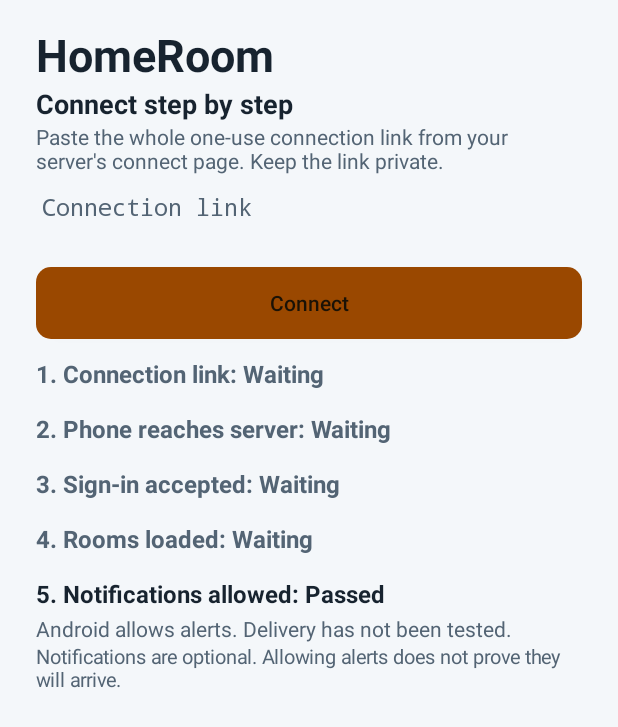
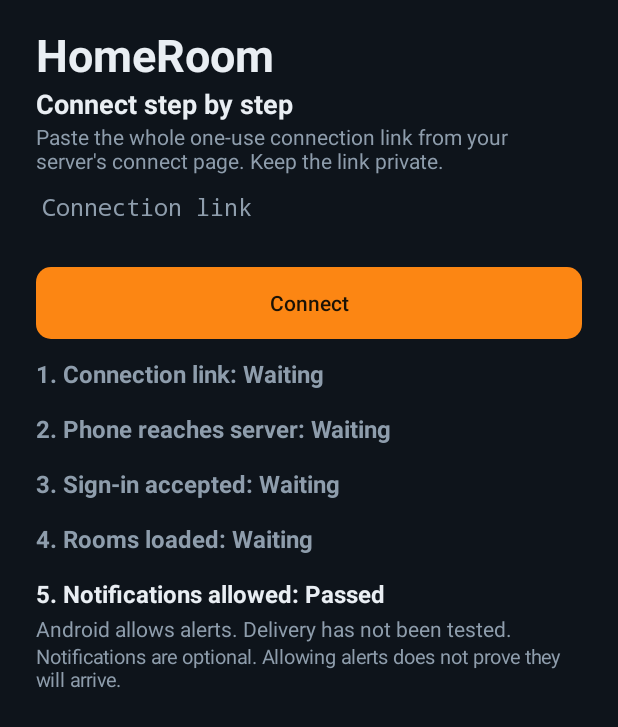
Before and after one commit to MtndaleRedneck/HomeRoom, an Android app: the screen it shows after launch (MainActivity), on a phone screen of 412 x 824 dp. Shown: the top 727 px of the screen. Run offline under Robolectric (Android 15) with nearby library versions, the phone set to English and light mode, and no system bars; pictures from the network do not load.

Commit message:
Modify theme handling for dark mode support
Updated theme application logic to support dark mode by default until light mode is qualified.

```diff
--- a/app/src/main/java/app/homeroom/MainActivity.kt
+++ b/app/src/main/java/app/homeroom/MainActivity.kt
@@ -48,7 +48,10 @@ class MainActivity : AppCompatActivity() {
 
     override fun onCreate(savedInstanceState: Bundle?) {
         // RECONSTRUCTED: release picks theme colors from the system night-mode flag.
-        C.light = (resources.configuration.uiMode and android.content.res.Configuration.UI_MODE_NIGHT_MASK) == android.content.res.Configuration.UI_MODE_NIGHT_NO
+        // Dark mode by default. Fixed dark until a
+        // light appearance is qualified on real device pixels (dark-tuned palette
+        // values would be exposed by a light mode as-is).
+        Theme.applyTo(this)
         use24Hour = android.text.format.DateFormat.is24HourFormat(this)
         super.onCreate(savedInstanceState)
         session = Session(this)
```
